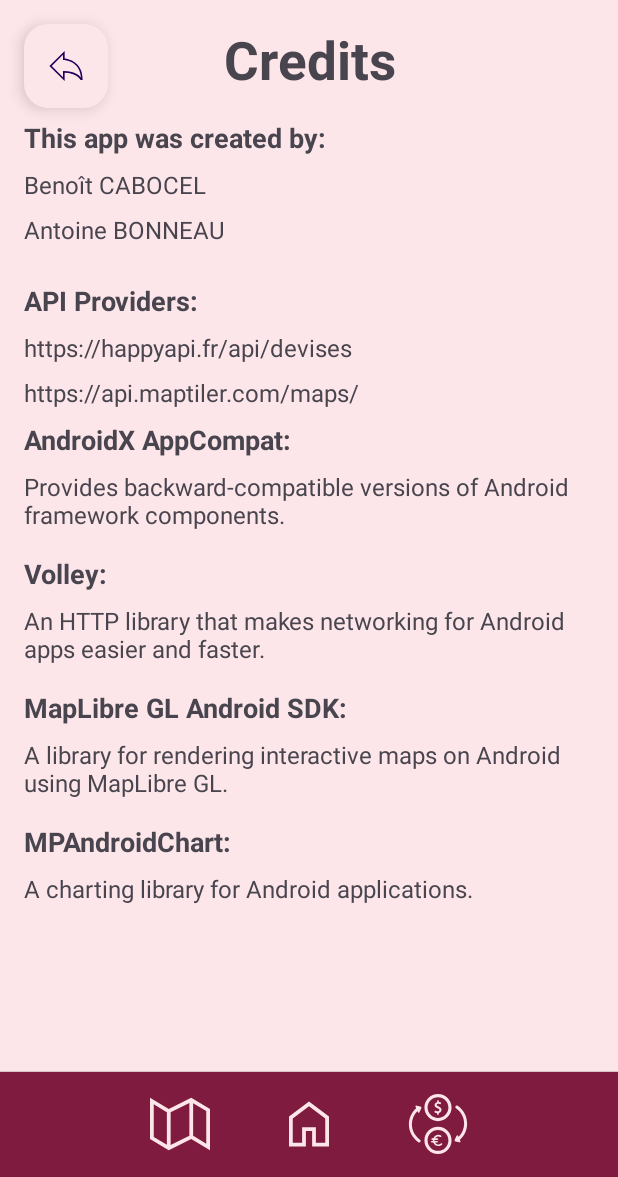
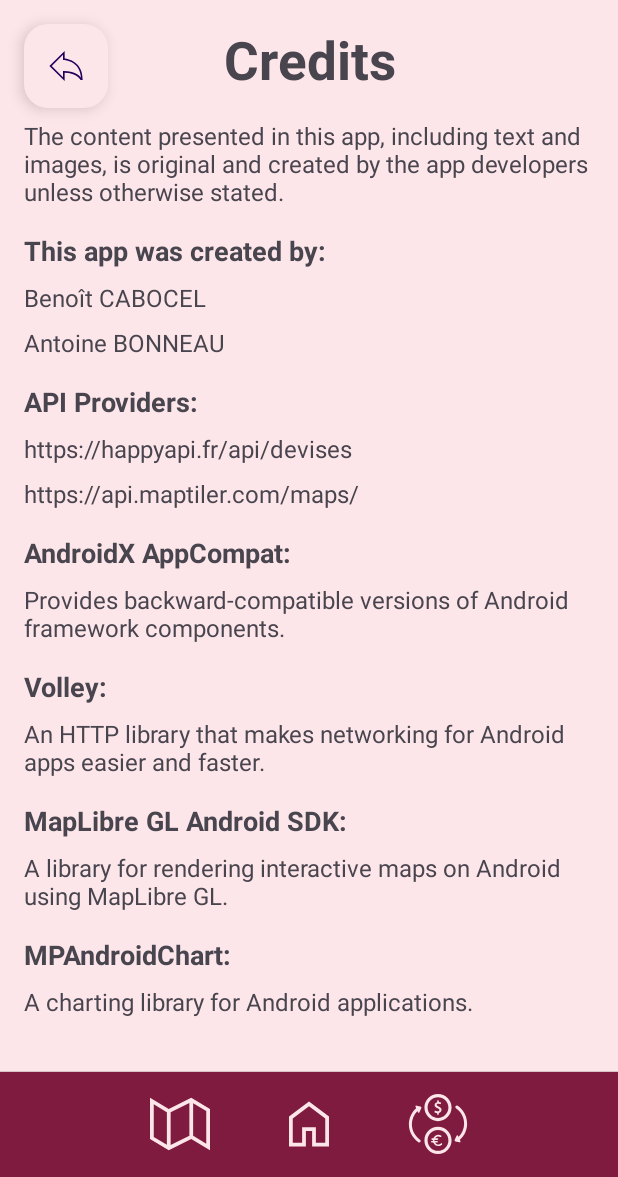
Before and after one commit to dCben335/Wallet-Wizard, an Android app: the screen it shows after launch (MainActivity), after a tap on "Access credits page", on a phone screen of 412 x 824 dp, the part 59-1236 px from its top. Run offline under Robolectric (Android 15) with nearby library versions, the phone set to English and light mode, and no system bars; our stand-ins replace Volley; libraries missing offline, so code that uses them is left out: com.github.mikephil.charting, com.mapbox.mapboxsdk; network calls fail; 1 statement that could not run was skipped.

```diff
--- a/app/build.gradle.kts
+++ b/app/build.gradle.kts
@@ -37,8 +37,4 @@ dependencies {
     implementation("com.android.volley:volley:1.2.1")
     implementation("org.maplibre.gl:android-sdk:10.2.0")
     implementation("com.github.PhilJay:MPAndroidChart:v3.1.0")
-
-    testImplementation("junit:junit:4.13.2")
-    androidTestImplementation("androidx.test.ext:junit:1.1.5")
-    androidTestImplementation("androidx.test.espresso:espresso-core:3.5.1")
 }
--- a/app/src/main/res/layout/fragment_credits.xml
+++ b/app/src/main/res/layout/fragment_credits.xml
@@ -30,6 +30,14 @@
                 android:text="@string/credits_page_title"
             />
 
+            <TextView
+                android:layout_width="match_parent"
+                android:layout_height="wrap_content"
+                android:text="@string/credits_page_app_text_images_description"
+                android:textSize="16sp"
+                android:layout_marginBottom="16dp"
+            />
+
             <LinearLayout
                 android:layout_width="match_parent"
                 android:layout_height="wrap_content"
@@ -56,7 +64,7 @@
                     android:layout_height="wrap_content"
                     android:text="@string/app_creator_two"
                     android:textSize="16sp"
-                    android:layout_marginBottom="8dp"/>
+                    android:layout_marginBottom="16dp"/>
             </LinearLayout>
 
             <LinearLayout
@@ -70,7 +78,6 @@
                     android:text="@string/credits_page_api"
                     android:textSize="18sp"
                     android:textStyle="bold"
-                    android:layout_marginTop="16dp"
                     android:layout_marginBottom="8dp"/>
 
                 <TextView
@@ -85,7 +92,7 @@
                     android:layout_height="wrap_content"
                     android:text="@string/credits_page_api_two"
                     android:textSize="16sp"
-                    android:layout_marginBottom="8dp"/>
+                    android:layout_marginBottom="16dp"/>
             </LinearLayout>
 
             <LinearLayout
@@ -109,7 +116,6 @@
                     android:layout_marginBottom="16dp"/>
 
 
-                <!-- Volley -->
                 <TextView
                     android:layout_width="match_parent"
                     android:layout_height="wrap_content"
@@ -125,7 +131,6 @@
                     android:textSize="16sp"
                     android:layout_marginBottom="16dp"/>
 
-                <!-- MapLibre GL Android SDK -->
                 <TextView
                     android:layout_width="match_parent"
                     android:layout_height="wrap_content"
@@ -141,7 +146,6 @@
                     android:textSize="16sp"
                     android:layout_marginBottom="16dp"/>
 
-                <!-- MPAndroidChart -->
                 <TextView
                     android:layout_width="match_parent"
                     android:layout_height="wrap_content"
--- a/app/src/main/res/values/strings.xml
+++ b/app/src/main/res/values/strings.xml
@@ -26,6 +26,7 @@
 
     <string name="credits_page_title">Credits</string>
     <string name="credits_page_created_by">This app was created by:</string>
+    <string name="credits_page_app_text_images_description">The content presented in this app, including text and images, is original and created by the app developers unless otherwise stated.</string>
 
     <string name="credits_page_api">API Providers:</string>
     <string name="credits_page_api_one">https://happyapi.fr/api/devises</string>
```
